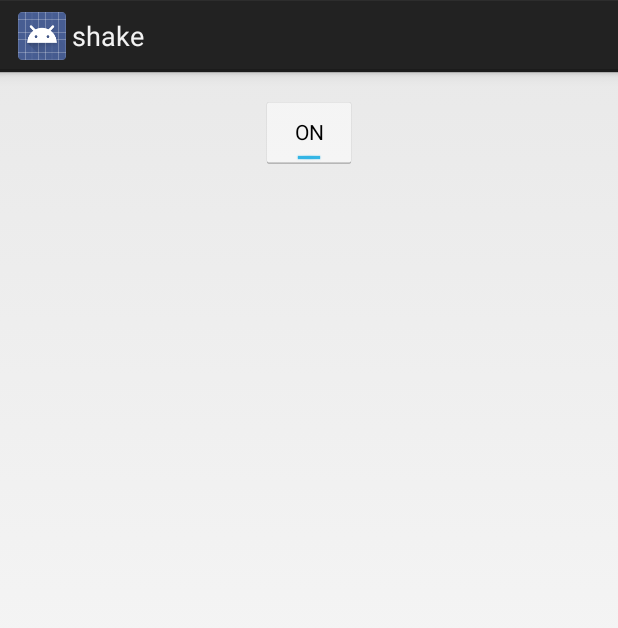
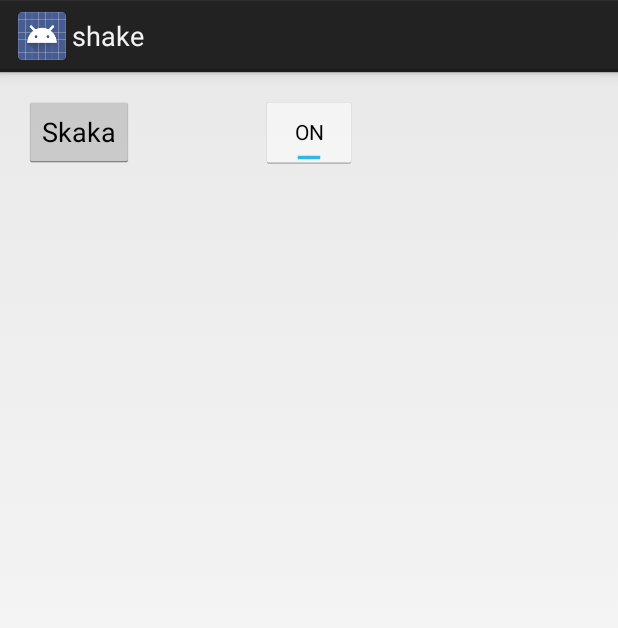
Before and after one commit to Happsson/shake, an Android app: the screen it shows after launch (ShakeActivity), on a phone screen of 412 x 824 dp. Shown: the top 628 px of the screen. Run offline under Robolectric (Android 15) with nearby library versions, the phone set to English and light mode, and no system bars.

Commit message:
Skak-knapp

```diff
--- a/app/src/main/java/nu/geeks/shake/ShakeActivity.java
+++ b/app/src/main/java/nu/geeks/shake/ShakeActivity.java
@@ -26,6 +26,8 @@ public class ShakeActivity extends Activity {
     static final String TAG = "ShakeActivity";
 
     private ToggleButton skak;
+
+    private Button skakKnapp;
 
     private ImageView dices[] = new ImageView[6];
 
@@ -60,6 +62,10 @@ public class ShakeActivity extends Activity {
 
         //En på/av-knapp för skakningen.
         skak = (ToggleButton) findViewById(R.id.skakOnOff);
+
+        skakKnapp = (Button) findViewById(R.id.skakKnapp);
+
+
 
         //Initierar alla tärningar
         dices[0] =  (ImageView) findViewById(R.id.dice1);
@@ -114,6 +120,14 @@ public class ShakeActivity extends Activity {
                 }else{
                     shakeDetector.disableShakeDetector();
                 }
+            }
+        });
+
+        skakKnapp.setOnClickListener(new View.OnClickListener() {
+            @Override
+            public void onClick(View v) {
+                shakeDetector.disableShakeDetector();
+                handleShake();
             }
         });
 
--- a/app/src/main/res/layout/activity_shake.xml
+++ b/app/src/main/res/layout/activity_shake.xml
@@ -60,4 +60,12 @@
         android:background="@drawable/_5"
         android:layout_centerVertical="true"
         android:layout_centerHorizontal="true" />
+
+    <Button
+        android:layout_width="wrap_content"
+        android:layout_height="wrap_content"
+        android:text="Skaka"
+        android:id="@+id/skakKnapp"
+        android:layout_alignTop="@+id/skakOnOff"
+        android:layout_alignParentStart="true" />
 </RelativeLayout>
```
